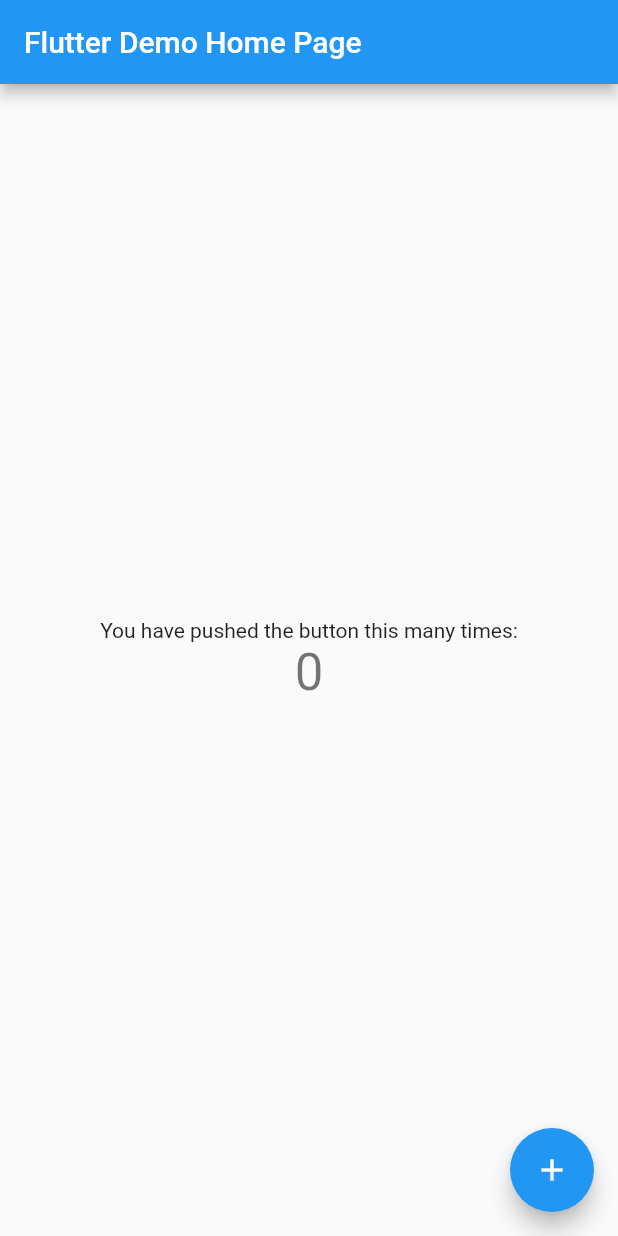
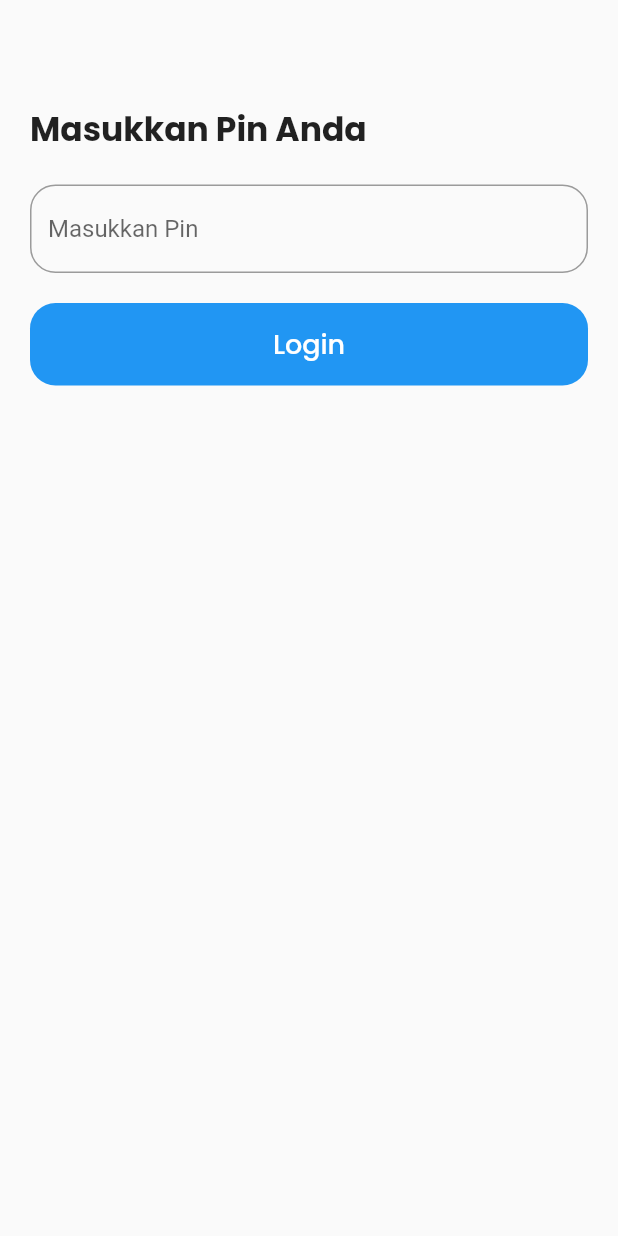
Before and after one commit to seshadwi/flutter-cr, a Flutter app: the screen it shows after launch, on a phone screen of 412 x 824 dp. Run offline on Flutter 3.47's test engine with Material 2 defaults, Android fonts, the phone set to English and light mode, and no system bars; our stand-ins replace animated_text_kit, google_fonts.

Commit message:
update project

```diff
--- a/lib/main.dart
+++ b/lib/main.dart
@@ -1,4 +1,8 @@
 import 'package:flutter/material.dart';
+
+import 'src/login_page.dart';
+import 'src/main_page.dart';
+import 'src/splash_page.dart';
 
 void main() {
   runApp(const MyApp());
@@ -7,109 +11,15 @@
 class MyApp extends StatelessWidget {
   const MyApp({Key? key}) : super(key: key);
 
-  // This widget is the root of your application.
   @override
   Widget build(BuildContext context) {
     return MaterialApp(
-      title: 'Flutter Demo',
-      theme: ThemeData(
-        // This is the theme of your application.
-        //
-        // Try running your application with "flutter run". You'll see the
-        // application has a blue toolbar. Then, without quitting the app, try
-        // changing the primarySwatch below to Colors.green and then invoke
-        // "hot reload" (press "r" in the console where you ran "flutter run",
-        // or simply save your changes to "hot reload" in a Flutter IDE).
-        // Notice that the counter didn't reset back to zero; the application
-        // is not restarted.
-        primarySwatch: Colors.blue,
-      ),
-      home: const MyHomePage(title: 'Flutter Demo Home Page'),
+      debugShowCheckedModeBanner: false,
+      routes: {
+        '/': (context) => SplashPage(),
+        '/login': (context) => LoginPage(),
+        '/main': (context) => MainPage(),
+      },
     );
   }
 }
-
-class MyHomePage extends StatefulWidget {
-  const MyHomePage({Key? key, required this.title}) : super(key: key);
-
-  // This widget is the home page of your application. It is stateful, meaning
-  // that it has a State object (defined below) that contains fields that affect
-  // how it looks.
-
-  // This class is the configuration for the state. It holds the values (in this
-  // case the title) provided by the parent (in this case the App widget) and
-  // used by the build method of the State. Fields in a Widget subclass are
-  // always marked "final".
-
-  final String title;
-
-  @override
-  State<MyHomePage> createState() => _MyHomePageState();
-}
-
-class _MyHomePageState extends State<MyHomePage> {
-  int _counter = 0;
-
-  void _incrementCounter() {
-    setState(() {
-      // This call to setState tells the Flutter framework that something has
-      // changed in this State, which causes it to rerun the build method below
-      // so that the display can reflect the updated values. If we changed
-      // _counter without calling setState(), then the build method would not be
-      // called again, and so nothing would appear to happen.
-      _counter++;
-    });
-  }
-
-  @override
-  Widget build(BuildContext context) {
-    // This method is rerun every time setState is called, for instance as done
-    // by the _incrementCounter method above.
-    //
-    // The Flutter framework has been optimized to make rerunning build methods
-    // fast, so that you can just rebuild anything that needs updating rather
-    // than having to individually change instances of widgets.
-    return Scaffold(
-      appBar: AppBar(
-        // Here we take the value from the MyHomePage object that was created by
-        // the App.build method, and use it to set our appbar title.
-        title: Text(widget.title),
-      ),
-      body: Center(
-        // Center is a layout widget. It takes a single child and positions it
-        // in the middle of the parent.
-        child: Column(
-          // Column is also a layout widget. It takes a list of children and
-          // arranges them vertically. By default, it sizes itself to fit its
-          // children horizontally, and tries to be as tall as its parent.
-          //
-          // Invoke "debug painting" (press "p" in the console, choose the
-          // "Toggle Debug Paint" action from the Flutter Inspector in Android
-          // Studio, or the "Toggle Debug Paint" command in Visual Studio Code)
-          // to see the wireframe for each widget.
-          //
-          // Column has various properties to control how it sizes itself and
-          // how it positions its children. Here we use mainAxisAlignment to
-          // center the children vertically; the main axis here is the vertical
-          // axis because Columns are vertical (the cross axis would be
-          // horizontal).
-          mainAxisAlignment: MainAxisAlignment.center,
-          children: <Widget>[
-            const Text(
-              'You have pushed the button this many times:',
-            ),
-            Text(
-              '$_counter',
-              style: Theme.of(context).textTheme.headline4,
-            ),
-          ],
-        ),
-      ),
-      floatingActionButton: FloatingActionButton(
-        onPressed: _incrementCounter,
-        tooltip: 'Increment',
-        child: const Icon(Icons.add),
-      ), // This trailing comma makes auto-formatting nicer for build methods.
-    );
-  }
-}
--- /dev/null
+++ b/lib/src/login_page.dart
@@ -0,0 +1,234 @@
+import 'package:flutter/material.dart';
+import 'package:google_fonts/google_fonts.dart';
+
+class LoginPage extends StatefulWidget {
+  const LoginPage({Key? key}) : super(key: key);
+
+  @override
+  State<LoginPage> createState() => _LoginPageState();
+}
+
+class _LoginPageState extends State<LoginPage> {
+  final _formKey = GlobalKey<FormState>();
+
+  @override
+  Widget build(BuildContext context) {
+    return Scaffold(
+      body: Padding(
+        padding: const EdgeInsets.only(
+          top: 70,
+          left: 20,
+          right: 20,
+        ),
+        child: Form(
+          child: Column(
+            crossAxisAlignment: CrossAxisAlignment.start,
+            children: [
+              Text(
+                'Masukkan Pin Anda',
+                style: GoogleFonts.poppins(
+                  fontSize: 22,
+                  fontWeight: FontWeight.bold,
+                ),
+              ),
+              SizedBox(height: 20),
+              Form(
+                key: _formKey,
+                child: Column(
+                  crossAxisAlignment: CrossAxisAlignment.start,
+                  children: [
+                    TextFormField(
+                      obscureText: true,
+                      cursorColor: Colors.black,
+                      decoration: InputDecoration(
+                        hintText: 'Masukkan Pin',
+                        border: OutlineInputBorder(
+                          borderRadius: BorderRadius.circular(17),
+                        ),
+                        focusedBorder: OutlineInputBorder(
+                          borderRadius: BorderRadius.circular(17),
+                          borderSide: BorderSide(
+                            color: Colors.blue,
+                          ),
+                        ),
+                      ),
+                      // The validator receives the text that the user has entered.
+                      validator: (value) {
+                        if (value == null || value.isEmpty) {
+                          return 'Please enter some text';
+                        } else if (value != "1234") {
+                          return 'Password salah';
+                        }
+                        return null;
+                      },
+                    ),
+                    SizedBox(height: 20),
+                    Container(
+                      width: double.infinity,
+                      height: 55,
+                      child: TextButton(
+                        onPressed: () {
+                          // Validate returns true if the form is valid, or false otherwise.
+                          if (_formKey.currentState!.validate()) {
+                            Navigator.pushNamed(context, '/main');
+                          }
+                        },
+                        child: Text(
+                          'Login',
+                          style: GoogleFonts.poppins().copyWith(
+                            fontSize: 18,
+                            fontWeight: FontWeight.w500,
+                            color: Colors.white,
+                          ),
+                        ),
+                        style: TextButton.styleFrom(
+                          backgroundColor: Colors.blue,
+                          shape: RoundedRectangleBorder(
+                            borderRadius: BorderRadius.circular(17),
+                          ),
+                        ),
+                      ),
+                    ),
+                  ],
+                ),
+              ),
+            ],
+          ),
+        ),
+      ),
+    );
+  }
+}
+
+// import 'package:flutter/material.dart';
+// import 'package:google_fonts/google_fonts.dart';
+
+// class LoginPage extends StatefulWidget {
+//   const LoginPage({Key? key}) : super(key: key);
+
+//   @override
+//   State<LoginPage> createState() => _LoginPageState();
+// }
+
+// class _LoginPageState extends State<LoginPage> {
+//   final _formKey = GlobalKey<FormState>();
+
+//   @override
+//   Widget build(BuildContext context) {
+//     return Scaffold(
+//       body: Padding(
+//         padding: const EdgeInsets.only(
+//           top: 70,
+//           left: 20,
+//           right: 20,
+//         ),
+//         child: Form(
+//           child: Column(
+//             crossAxisAlignment: CrossAxisAlignment.start,
+//             children: [
+//               Text(
+//                 'Masukkan Pin Anda',
+//                 style: GoogleFonts.poppins(
+//                   fontSize: 22,
+//                   fontWeight: FontWeight.bold,
+//                 ),
+//               ),
+//               SizedBox(height: 20),
+//               TextFormField(
+//                 obscureText: true,
+//                 cursorColor: Colors.black,
+//                 decoration: InputDecoration(
+//                   hintText: 'Masukkan Pin',
+//                   border: OutlineInputBorder(
+//                     borderRadius: BorderRadius.circular(17),
+//                   ),
+//                   focusedBorder: OutlineInputBorder(
+//                     borderRadius: BorderRadius.circular(17),
+//                     borderSide: BorderSide(
+//                       color: Colors.blue,
+//                     ),
+//                   ),
+//                 ),
+//                 validator: (value) {
+//                   if (value == null || value.isEmpty) {
+//                     return 'Please enter some text';
+//                   } else if (value != "1234") {
+//                     return 'Password salah';
+//                   }
+//                   return null;
+//                 },
+//               ),
+//               SizedBox(height: 20),
+//               Container(
+//                 width: double.infinity,
+//                 height: 55,
+//                 child: TextButton(
+//                   onPressed: () {
+//                     // Validate returns true if the form is valid, or false otherwise.
+//                     if (_formKey.currentState!.validate()) {
+//                       // If the form is valid, display a snackbar. In the real world,
+//                       // you'd often call a server or save the information in a database.
+//                       ScaffoldMessenger.of(context).showSnackBar(
+//                         const SnackBar(content: Text('Processing Data')),
+//                       );
+//                     }
+//                   },
+//                   child: Text(
+//                     'Buka!',
+//                     style: GoogleFonts.poppins().copyWith(
+//                       fontSize: 18,
+//                       fontWeight: FontWeight.w500,
+//                       color: Colors.white,
+//                     ),
+//                   ),
+//                   style: TextButton.styleFrom(
+//                     backgroundColor: Colors.blue,
+//                     shape: RoundedRectangleBorder(
+//                       borderRadius: BorderRadius.circular(17),
+//                     ),
+//                   ),
+//                 ),
+//               ),
+//               Form(
+//                 key: _formKey,
+//                 child: Column(
+//                   crossAxisAlignment: CrossAxisAlignment.start,
+//                   children: [
+//                     TextFormField(
+//                       obscureText: true,
+//                       // The validator receives the text that the user has entered.
+//                       validator: (value) {
+//                         if (value == null || value.isEmpty) {
+//                           return 'Please enter some text';
+//                         } else if (value != "1234") {
+//                           return 'Password salah';
+//                         }
+//                         return null;
+//                       },
+//                     ),
+//                     Padding(
+//                       padding: const EdgeInsets.symmetric(vertical: 16.0),
+//                       child: ElevatedButton(
+//                         onPressed: () {
+//                           // Validate returns true if the form is valid, or false otherwise.
+//                           if (_formKey.currentState!.validate()) {
+//                             // If the form is valid, display a snackbar. In the real world,
+//                             // you'd often call a server or save the information in a database.
+//                             ScaffoldMessenger.of(context).showSnackBar(
+//                               const SnackBar(content: Text('Processing Data')),
+//                             );
+//                           }
+//                         },
+//                         child: const Text('Submit'),
+//                       ),
+//                     ),
+//                   ],
+//                 ),
+//               ),
+//             ],
+//           ),
+//         ),
+//       ),
+//     );
+//   }
+// }
--- a/pubspec.yaml
+++ b/pubspec.yaml
@@ -34,6 +34,8 @@
   # The following adds the Cupertino Icons font to your application.
   # Use with the CupertinoIcons class for iOS style icons.
   cupertino_icons: ^1.0.2
+  google_fonts: ^3.0.1
+  animated_text_kit: ^4.2.2
 
 dev_dependencies:
   flutter_test:
```
Also changed, not shown: lib/src/main_page.dart (added, +100 -0 lines), lib/src/splash_page.dart (added, +49 -0 lines), pubspec.lock, 10 other files.
